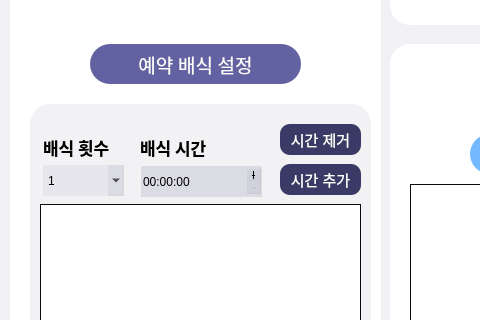
The window that IoTproject.ui (addinedu-ros-4th/iot-repo-2) describes before a commit, drawn with Qt 5; both pictures show x 0 to 480 and y 376 to 696 of the 1259 by 807 pixel window.
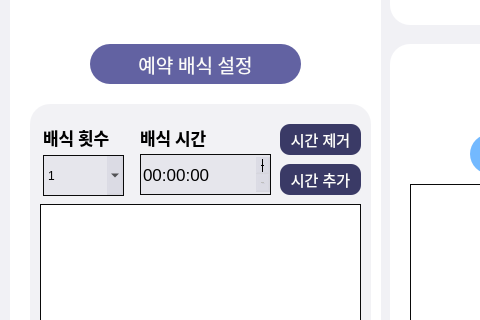
The same window after the commit. Custom widgets are drawn as their Qt base class.

```diff
--- a/IoTproject.ui
+++ b/IoTproject.ui
@@ -953,7 +953,7 @@
       <property name="geometry">
        <rect>
         <x>110</x>
-        <y>30</y>
+        <y>20</y>
         <width>71</width>
         <height>27</height>
        </rect>
@@ -973,30 +973,11 @@
        <string>배식 시간</string>
       </property>
      </widget>
-     <widget class="QTimeEdit" name="timeEdit">
-      <property name="geometry">
-       <rect>
-        <x>111</x>
-        <y>62</y>
-        <width>121</width>
-        <height>31</height>
-       </rect>
-      </property>
-      <property name="autoFillBackground">
-       <bool>true</bool>
-      </property>
-      <property name="styleSheet">
-       <string notr="true"/>
-      </property>
-      <property name="buttonSymbols">
-       <enum>QAbstractSpinBox::PlusMinus</enum>
-      </property>
-     </widget>
      <widget class="QLabel" name="mealCBLabel">
       <property name="geometry">
        <rect>
         <x>13</x>
-        <y>30</y>
+        <y>20</y>
         <width>71</width>
         <height>27</height>
        </rect>
@@ -1024,13 +1005,22 @@
       <property name="geometry">
        <rect>
         <x>13</x>
-        <y>61</y>
+        <y>51</y>
         <width>81</width>
-        <height>31</height>
+        <height>41</height>
        </rect>
       </property>
+      <property name="autoFillBackground">
+       <bool>false</bool>
+      </property>
       <property name="styleSheet">
-       <string notr="true">\</string>
+       <string notr="true">
+border-color: rgb(10,10, 10);
+border-style: solid;
+border-width: 1px; border-radius: 0px;</string>
+      </property>
+      <property name="frame">
+       <bool>true</bool>
       </property>
       <item>
        <property name="text">
@@ -1073,6 +1063,138 @@
        </property>
       </item>
      </widget>
+     <widget class="QTimeEdit" name="timeEdit_2">
+      <property name="geometry">
+       <rect>
+        <x>110</x>
+        <y>50</y>
+        <width>131</width>
+        <height>41</height>
+       </rect>
+      </property>
+      <property name="palette">
+       <palette>
+        <active>
+         <colorrole role="Button">
+          <brush brushstyle="SolidPattern">
+           <color alpha="20">
+            <red>85</red>
+            <green>85</green>
+            <blue>127</blue>
+           </color>
+          </brush>
+         </colorrole>
+         <colorrole role="Base">
+          <brush brushstyle="NoBrush">
+           <color alpha="255">
+            <red>0</red>
+            <green>0</green>
+            <blue>0</blue>
+           </color>
+          </brush>
+         </colorrole>
+         <colorrole role="Window">
+          <brush brushstyle="SolidPattern">
+           <color alpha="20">
+            <red>85</red>
+            <green>85</green>
+            <blue>127</blue>
+           </color>
+          </brush>
+         </colorrole>
+        </active>
+        <inactive>
+         <colorrole role="Button">
+          <brush brushstyle="SolidPattern">
+           <color alpha="20">
+            <red>85</red>
+            <green>85</green>
+            <blue>127</blue>
+           </color>
+          </brush>
+         </colorrole>
+         <colorrole role="Base">
+          <brush brushstyle="NoBrush">
+           <color alpha="255">
+            <red>0</red>
+            <green>0</green>
+            <blue>0</blue>
+           </color>
+          </brush>
+         </colorrole>
+         <colorrole role="Window">
+          <brush brushstyle="SolidPattern">
+           <color alpha="20">
+            <red>85</red>
+            <green>85</green>
+            <blue>127</blue>
+           </color>
+          </brush>
+         </colorrole>
+        </inactive>
+        <disabled>
+         <colorrole role="Button">
+          <brush brushstyle="SolidPattern">
+           <color alpha="20">
+            <red>85</red>
+            <green>85</green>
+            <blue>127</blue>
+           </color>
+          </brush>
+         </colorrole>
+         <colorrole role="Base">
+          <brush brushstyle="NoBrush">
+           <color alpha="255">
+            <red>0</red>
+            <green>0</green>
+            <blue>0</blue>
+           </color>
+          </brush>
+         </colorrole>
+         <colorrole role="Window">
+          <brush brushstyle="SolidPattern">
+           <color alpha="20">
+            <red>85</red>
+            <green>85</green>
+            <blue>127</blue>
+           </color>
+          </brush>
+         </colorrole>
+        </disabled>
+       </palette>
+      </property>
+      <property name="font">
+       <font>
+        <pointsize>13</pointsize>
+        <weight>50</weight>
+        <bold>false</bold>
+       </font>
+      </property>
+      <property name="autoFillBackground">
+       <bool>false</bool>
+      </property>
+      <property name="styleSheet">
+       <string notr="true">
+border-color: rgb(10,10, 10);
+border-style: solid;
+border-width: 1px; border-radius: 0px;</string>
+      </property>
+      <property name="wrapping">
+       <bool>false</bool>
+      </property>
+      <property name="frame">
+       <bool>true</bool>
+      </property>
+      <property name="alignment">
+       <set>Qt::AlignLeading|Qt::AlignLeft|Qt::AlignVCenter</set>
+      </property>
+      <property name="buttonSymbols">
+       <enum>QAbstractSpinBox::PlusMinus</enum>
+      </property>
+      <property name="specialValueText">
+       <string/>
+      </property>
+     </widget>
     </widget>
    </widget>
   </widget>
```
